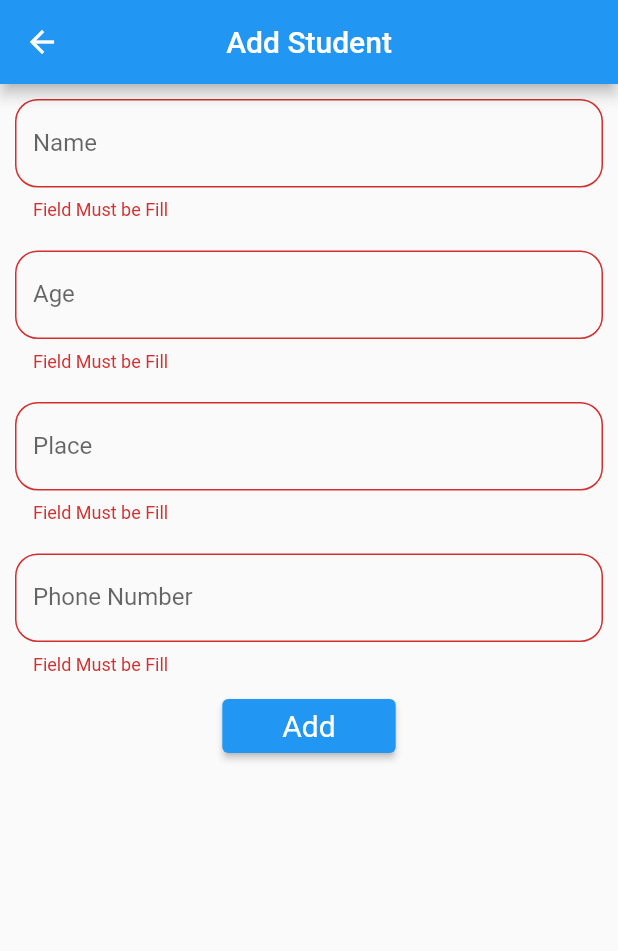
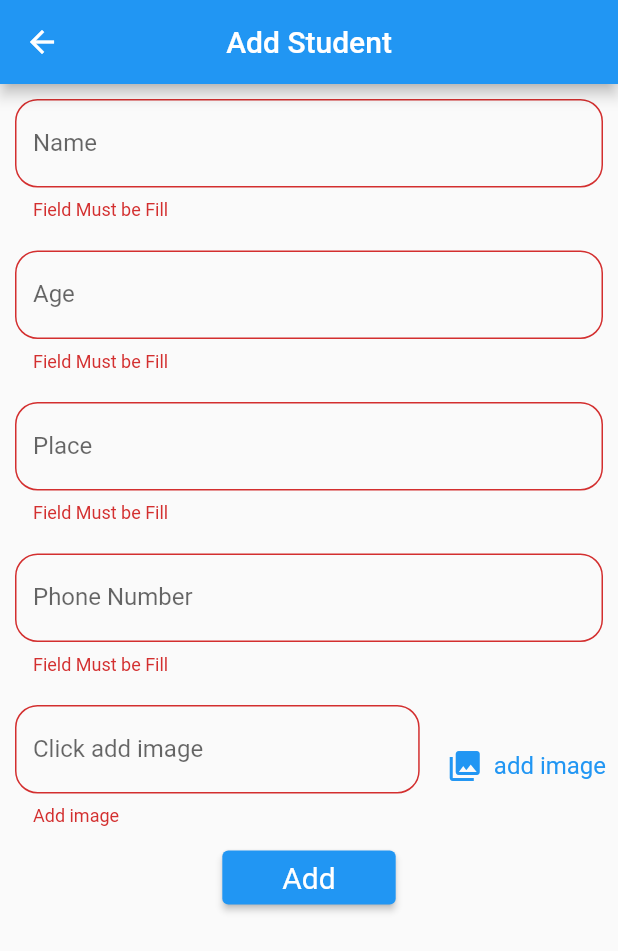
Before and after one commit to Ameen-Aboobacker/Student-Record, a Flutter app: the InputStudent screen opened directly, after a tap on "Add", on a phone screen of 412 x 824 dp. Shown: the top 951 px of the screen. Run offline on Flutter 3.47's test engine with Material 2 defaults, Android fonts, the phone set to English and light mode, and no system bars; our stand-ins replace hive, hive_flutter, image_picker; accounts and stored records are empty.

Commit message:
Image Added

```diff
--- a/lib/model/student_model.dart
+++ b/lib/model/student_model.dart
@@ -13,11 +13,14 @@ class StudentModel extends HiveObject {
    String place;
   @HiveField(4)
    String number;
+  @HiveField(5)
+   String image;
   StudentModel({
      this.id,
     required this.name,
     required this.age,
     required this.place,
     required this.number,
+    required this.image,
   });
 }
--- a/lib/provider/student_provider.dart
+++ b/lib/provider/student_provider.dart
@@ -1,14 +1,15 @@
-
 import 'package:flutter/cupertino.dart';
 import 'package:hive_flutter/hive_flutter.dart';
 import 'package:hive_flutter/adapters.dart';
+import 'package:image_picker/image_picker.dart';
 
 import '../model/student_model.dart';
 
 class StudentProvider with ChangeNotifier {
   static List<StudentModel> studentData = [];
   final studentDB = Hive.box<StudentModel>('student_db');
-
+  String imgName = '';
+  String imgPath ='No image' ;
   Future<void> addStudent(StudentModel model) async {
     final key = await studentDB.add(model);
     model.id = key;
@@ -33,4 +34,12 @@ class StudentProvider with ChangeNotifier {
     await studentDB.put(id, model);
     await getAllStudents();
   }
+    Future<void> pickImagefrom()async {
+  final ImagePicker imagePick=ImagePicker();
+  XFile? images=await imagePick.pickImage(source: ImageSource.gallery);
+ imgName=images!.name;
+ imgPath=images.path;
+ notifyListeners();
+
 }
+}
--- a/lib/screens/screen_update.dart
+++ b/lib/screens/screen_update.dart
@@ -1,23 +1,21 @@
-
-
 import 'package:flutter/material.dart';
-import 'package:hive_sample/widgets/snackbar.dart';
+import 'package:hive_sample/widgets/add_upadate_button.dart';
 import 'package:provider/provider.dart';
 
-import '../model/student_model.dart';
 import '../provider/student_provider.dart';
 import 'package:hive_sample/widgets/text_field.dart';
 
 class InputStudent extends StatelessWidget {
   InputStudent({
     super.key,
-     this.name='',
-     this.age='',
-     this.place='',
-     this.phone='',
-     this.id=-1,
+    this.name = '',
+    this.age = '',
+    this.place = '',
+    this.phone = '',
+    this.id = -1,
     required this.action,
     required this.message,
+    this.image='',
   });
   final int id;
   final String name;
@@ -26,31 +24,36 @@ class InputStudent extends StatelessWidget {
   final String phone;
   final String action;
   final String message;
+  final String image;
 
   final TextEditingController nameController = TextEditingController();
-
   final TextEditingController ageController = TextEditingController();
-
   final TextEditingController placeController = TextEditingController();
-
   final TextEditingController phoneController = TextEditingController();
+  final TextEditingController imageController = TextEditingController();
 
   final formValidateKey = GlobalKey<FormState>();
 
   @override
   Widget build(BuildContext context) {
+    String imgPath = '';
     WidgetsBinding.instance.addPostFrameCallback((_) {
       nameController.text = name;
       ageController.text = age;
       placeController.text = place;
       phoneController.text = phone;
+      imageController.text=image;
     });
     return Scaffold(
       appBar: AppBar(
-        title:  Text('$action Student'),
+        title: Text('$action Student'),
         centerTitle: true,
       ),
-      body: Form(
+      body: Consumer<StudentProvider>(
+        builder: (context, student, _) {
+          imageController.text = student.imgName;
+          imgPath = student.imgPath;
+          return Form(
             key: formValidateKey,
             child: ListView(
               children: [
@@ -59,7 +62,6 @@ class InputStudent extends StatelessWidget {
                   labelText: "Name",
                   validateText: "Field Must be Fill",
                   keyType: TextInputType.name,
-              isAlpha: true,
                 ),
                 TextFieldWidget(
                   controller: ageController,
@@ -67,7 +69,6 @@ class InputStudent extends StatelessWidget {
                   validateText: "Field Must be Fill",
                   keyType: TextInputType.number,
                   isAge: true,
-
                 ),
                 TextFieldWidget(
                   controller: placeController,
@@ -82,64 +83,49 @@ class InputStudent extends StatelessWidget {
                   keyType: TextInputType.number,
                   isContact: true,
                 ),
-            Center(
-              child: ElevatedButton(
-                 style:ElevatedButton.styleFrom(textStyle: const TextStyle(fontSize: 20),padding:const EdgeInsets.fromLTRB(40,0,40,0),),
+                Row(
+                        children: [
+                          Expanded(
+                            child: TextFieldWidget(
+                              controller: imageController,
+                              labelText: 'Click add image',
+                              validateText: 'Add image',
+                              keyType: TextInputType.none,
+                            ),
+                          ),
+                          TextButton.icon(
+                            style: ElevatedButton.styleFrom(
+                              textStyle: const TextStyle(fontSize: 16,),
+
+                            ),
                             onPressed: () {
-                  if (formValidateKey.currentState!.validate()) {
-                    final student = StudentModel(
-                      id:id,
-                      name: nameController.text,
-                      age: ageController.text,
-                      place: placeController.text,
-                      number: phoneController.text,
-                    );
-                    if(action=='Update'){
-                      Provider.of<StudentProvider>(context, listen: false)
-                        .updateStudent(student.id!, student);
-                                          Navigator.pop(context);
-                   snackBar(
-                        context: context, message: message);
-                    }
-
-                    if(action=='Add'){
-                      Provider.of<StudentProvider>(context, listen: false)
-                        .addStudent(student);
-                                          Navigator.pop(context);
-                    snackBar(
-                        context: context, message: message);
-                    }
-
-                  }
+                              Provider.of<StudentProvider>(context,
+                                      listen: false)
+                                  .pickImagefrom();
                             },
-                child: Text(action),
-              ),
+                            icon: const Icon(Icons.photo_library),
+                            label: const Text('add image'),
                           ),
                         ],
                       ),
+
+                Center(
+                  child: AddUpdateButton(
+                      formValidateKey: formValidateKey,
+                      action: action,
+                      id: id,
+                      nameController: nameController,
+                      ageController: ageController,
+                      placeController: placeController,
+                      phoneController: phoneController,
+                      message: message,
+                      imgPath: imgPath),
+                ),
+              ],
+            ),
+          );
+        },
       ),
     );
   }
 }
-/*void snackBar({required BuildContext context, required String message}) {
-  ScaffoldMessenger.of(context).showSnackBar(
-    SnackBar(
-      duration: const Duration(seconds: 1),
-      width:double.infinity,
-      behavior: SnackBarBehavior.floating,
-
-      content: SizedBox(
-        height: 20,
-        child: Center(
-          child: Text(
-            message,
-            style: const TextStyle(
-              color: Colors.white,
-              fontSize: 15,
-            ),
-          ),
-        ),
-      ),
-    ),
-  );
-}*/
--- /dev/null
+++ b/lib/widgets/add_upadate_button.dart
@@ -0,0 +1,75 @@
+import 'package:flutter/material.dart';
+import 'package:hive_sample/model/student_model.dart';
+import 'package:hive_sample/widgets/snackbar.dart';
+import 'package:provider/provider.dart';
+
+import '../provider/student_provider.dart';
+
+class AddUpdateButton extends StatelessWidget {
+  const AddUpdateButton({
+    super.key,
+    required this.formValidateKey,
+    required this.action,
+    required this.id,
+    required this.nameController,
+    required this.ageController,
+    required this.placeController,
+    required this.phoneController,
+    required this.message,
+    required this.imgPath,
+  });
+
+  final GlobalKey<FormState> formValidateKey;
+  final String action;
+  final int id;
+  final TextEditingController nameController;
+  final TextEditingController ageController;
+  final TextEditingController placeController;
+  final TextEditingController phoneController;
+  final String message;
+  final String imgPath;
+
+  @override
+  Widget build(BuildContext context) {
+    return ElevatedButton(
+      style: ElevatedButton.styleFrom(
+        textStyle: const TextStyle(fontSize: 20),
+        padding: const EdgeInsets.fromLTRB(40, 0, 40, 0),
+      ),
+      onPressed: () {
+      if (formValidateKey.currentState!.validate()) {
+        if (action == 'Update') {
+          final student = StudentModel(
+            id: id,
+            image:imgPath,
+            name: nameController.text,
+            age: ageController.text,
+            place: placeController.text,
+            number: phoneController.text,
+          );
+          Provider.of<StudentProvider>(context, listen: false)
+              .updateStudent(student.id!, student);
+          Navigator.pop(context);
+          snackBar(context: context, message: message);
+        }
+
+        if (action == 'Add') {
+          final studentadd = StudentModel(
+            id: id,
+            image: imgPath,
+            name: nameController.text,
+            age: ageController.text,
+            place: placeController.text,
+            number: phoneController.text,
+          );
+          Provider.of<StudentProvider>(context, listen: false)
+              .addStudent(studentadd);
+          Navigator.pop(context);
+          snackBar(context: context, message: message);
+        }
+      }
+    },
+      child: Text(action),
+    );
+  }
+}
--- a/lib/widgets/edit_button.dart
+++ b/lib/widgets/edit_button.dart
@@ -27,6 +27,7 @@ class EditButton extends StatelessWidget {
               age: data.age,
               place: data.place,
               phone: data.number,
+              image:data.image,
 
             ),
           ),
--- a/lib/widgets/text_field.dart
+++ b/lib/widgets/text_field.dart
@@ -42,9 +42,7 @@ class TextFieldWidget extends StatelessWidget {
           }  else if(isContact && value.length != 10) {
             return validateContact;
           }
-           else if(isAlpha) {
-            return validateAlpha;
-          }else if(isAge && value.length <= 2) {
+          else if(isAge && value.length > 2) {
             return validateAge;
           }
           else {
--- a/pubspec.yaml
+++ b/pubspec.yaml
@@ -39,6 +39,7 @@ dependencies:
   hive_flutter: ^1.1.0
   hive: ^2.2.3
   provider: ^6.0.5
+  image_picker: ^0.8.7
 
 dev_dependencies:
   flutter_test:
```
Also changed, not shown: lib/screens/screen_details.dart (+4 -5 lines), lib/screens/search_screen.dart (+7 -5 lines), lib/widgets/student_list.dart (+4 -6 lines), lib/model/student_model.g.dart, pubspec.lock, 1 other file. Lines whose indentation alone changed are shown as unchanged.
